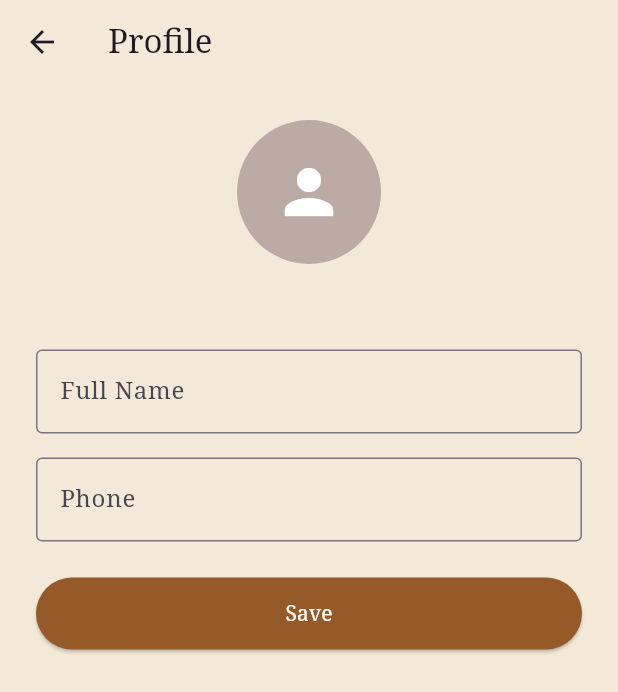
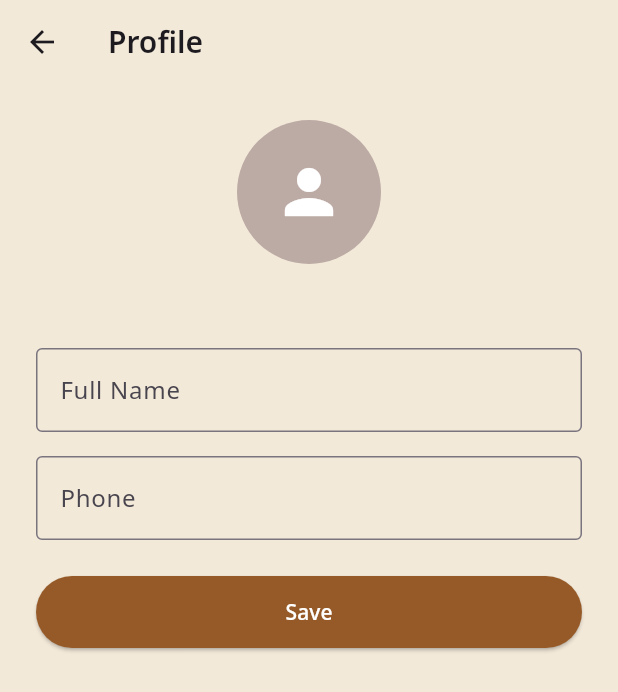
Before and after one commit to Faelayis/CMRU-Drink_Shop, a Flutter app: the screen it shows once a user with an empty profile is signed in, item 4 of the bottom bar chosen, after a tap on "Profile", on a phone screen of 412 x 824 dp. Shown: the top 692 px of the screen. Run offline on Flutter 3.47's test engine with Material 3 defaults, Android fonts, the phone set to English and light mode, and no system bars; our stand-ins replace flutter_dotenv, google_fonts, supabase_flutter; accounts and stored records are empty; network calls fail.

Commit message:
Integrate google_fonts and polish UI

```diff
--- a/lib/main.dart
+++ b/lib/main.dart
@@ -1,8 +1,9 @@
 import 'package:flutter/material.dart';
 import 'package:flutter_dotenv/flutter_dotenv.dart';
 import 'package:supabase_flutter/supabase_flutter.dart';
+import 'package:google_fonts/google_fonts.dart';
 import 'config/env.dart';
-import 'screens/splash/splash_screen.dart'; // เรียกใช้หน้า Splash Screen
+import 'screens/splash/splash_screen.dart';
 
 Future<void> main() async {
   WidgetsFlutterBinding.ensureInitialized();
@@ -27,12 +28,12 @@ class BrewlyApp extends StatelessWidget {
       debugShowCheckedModeBanner: false,
       title: 'Brewly Drink Shop',
       theme: ThemeData(
-        fontFamily: 'Serif', // ตั้งค่าฟอนต์หลัก
-        scaffoldBackgroundColor: const Color(0xFFF3E9D9), // สีพื้นหลังครีม
-        primaryColor: const Color(0xFF965A28), // สีน้ำตาลหลัก
+        fontFamily: GoogleFonts.notoSans().fontFamily,
+        textTheme: GoogleFonts.notoSansTextTheme(),
+        scaffoldBackgroundColor: const Color(0xFFF3E9D9),
+        primaryColor: const Color(0xFF965A28),
         useMaterial3: true,
       ),
-      // กำหนดให้เริ่มทำงานที่หน้า SplashScreen เป็นหน้าแรก
       home: const SplashScreen(),
     );
   }
--- a/lib/screens/main_wrapper.dart
+++ b/lib/screens/main_wrapper.dart
@@ -1,8 +1,8 @@
 import 'package:flutter/material.dart';
 import 'home/home_screen.dart';
 import 'setting/settings_screen.dart';
-import 'menu/menu_screen.dart'; // Import หน้า Menu
-import 'order/order_status_screen.dart'; // Import หน้า Order
+import 'menu/menu_screen.dart';
+import 'order/order_status_screen.dart';
 
 class MainWrapper extends StatefulWidget {
   const MainWrapper({super.key});
@@ -12,40 +12,36 @@ class MainWrapper extends StatefulWidget {
 }
 
 class _MainWrapperState extends State<MainWrapper> {
-  int _selectedIndex = 1; // เริ่มต้นที่หน้า Home (Index 1)
+  int _selectedIndex = 1;
 
-  // รายการหน้าจอครบทั้ง 4 หน้า
   final List<Widget> _pages = [
-    const MenuScreen(), // Index 0: Menu
-    const HomeScreen(), // Index 1: Home
-    const OrderScreen(), // Index 2: Order
-    const SettingScreen(), // Index 3: Setting
+    const MenuScreen(),
+    const HomeScreen(),
+    const OrderScreen(),
+    const SettingScreen(),
   ];
 
   @override
   Widget build(BuildContext context) {
     return Scaffold(
-      // ใช้ Stack เพื่อให้ Bottom Bar ลอยอยู่เหนือเนื้อหา (Overlay)
       body: Stack(
         children: [
-          // Layer 1: เนื้อหาของแต่ละหน้า
           _pages[_selectedIndex],
 
-          // Layer 2: Custom Bottom Navigation Bar
           Positioned(
             left: 20,
             right: 20,
-            bottom: 20, // ระยะห่างจากขอบล่าง
+            bottom: 20,
             child: SafeArea(
               minimum: const EdgeInsets.only(bottom: 12),
               child: Container(
                 height: 70,
                 decoration: BoxDecoration(
-                  color: const Color(0xFF965A28), // สีน้ำตาลเข้ม
-                  borderRadius: BorderRadius.circular(35), // ความโค้งมน
+                  color: const Color(0xFF965A28),
+                  borderRadius: BorderRadius.circular(35),
                   boxShadow: [
                     BoxShadow(
-                      color: Colors.black.withOpacity(0.2), // เงา
+                      color: Colors.black.withOpacity(0.2),
                       blurRadius: 10,
                       offset: const Offset(0, 5),
                     ),
@@ -75,7 +71,6 @@ class _MainWrapperState extends State<MainWrapper> {
     );
   }
 
-  // Widget สำหรับสร้างปุ่มแต่ละอันใน Navigation Bar
   Widget _buildNavItem(IconData icon, String label, int index) {
     bool isSelected = _selectedIndex == index;
 
@@ -98,7 +93,7 @@ class _MainWrapperState extends State<MainWrapper> {
               children: [
                 Icon(
                   icon,
-                  // เปลี่ยนสีตามสถานะการเลือก
+
                   color: isSelected ? Colors.white : Colors.white70,
                   size: 28,
                 ),
--- a/lib/screens/order/order_status_screen.dart
+++ b/lib/screens/order/order_status_screen.dart
@@ -266,8 +266,7 @@ class _OrderScreenState extends State<OrderScreen> {
                                               child: Text(
                                                 '${order.createdAt!.day}/${order.createdAt!.month}/${order.createdAt!.year}',
                                                 style: TextStyle(
-                                                    color:
-                                                        Colors.brown.shade400,
+                                                  color: Colors.brown.shade400,
                                                   fontSize: 12,
                                                 ),
                                               ),
--- a/lib/screens/setting/profile_screen.dart
+++ b/lib/screens/setting/profile_screen.dart
@@ -1,5 +1,6 @@
 import 'package:flutter/material.dart';
 import 'package:supabase_flutter/supabase_flutter.dart';
+import 'package:google_fonts/google_fonts.dart';
 import '../../models/profile.dart';
 
 class ProfileScreen extends StatefulWidget {
@@ -85,7 +86,13 @@ class _ProfileScreenState extends State<ProfileScreen> {
     return Scaffold(
       backgroundColor: const Color(0xFFF3E9D9),
       appBar: AppBar(
-        title: const Text('Profile'),
+        title: Text(
+          'Profile',
+          style: GoogleFonts.notoSans(
+            fontSize: 20,
+            fontWeight: FontWeight.w600,
+          ),
+        ),
         backgroundColor: const Color(0xFFF3E9D9),
         elevation: 0,
       ),
--- a/lib/screens/setting/settings_screen.dart
+++ b/lib/screens/setting/settings_screen.dart
@@ -148,38 +148,6 @@ class _SettingScreenState extends State<SettingScreen> {
         child: Column(
           crossAxisAlignment: CrossAxisAlignment.start,
           children: [
-            Padding(
-              padding: const EdgeInsets.fromLTRB(24, 20, 24, 10),
-              child: Column(
-                crossAxisAlignment: CrossAxisAlignment.start,
-                children: [
-                  IconButton(
-                    icon: const Icon(
-                      Icons.arrow_back,
-                      color: Colors.black87,
-                      size: 28,
-                    ),
-                    onPressed: () {
-                      Navigator.of(context).maybePop();
-                    },
-                    padding: EdgeInsets.zero,
-                    constraints: const BoxConstraints(),
-                  ),
-                  const SizedBox(height: 20),
-                  const Text(
-                    "Setting",
-                    style: TextStyle(
-                      fontSize: 32,
-                      fontWeight: FontWeight.bold,
-                      fontFamily: 'Serif',
-                      color: Colors.black,
-                    ),
-                  ),
-                ],
-              ),
-            ),
-
-            const SizedBox(height: 10),
             Expanded(
               child: Container(
                 decoration: const BoxDecoration(
--- a/lib/screens/splash/splash_screen.dart
+++ b/lib/screens/splash/splash_screen.dart
@@ -1,7 +1,7 @@
 import 'package:flutter/material.dart';
 import 'package:supabase_flutter/supabase_flutter.dart';
 import '../../auth/login/login_screen.dart';
-import '../main_wrapper.dart'; // import หน้า MainWrapper (ตรวจสอบ path ให้ตรงกับโปรเจกต์จริง)
+import '../main_wrapper.dart';
 
 class SplashScreen extends StatefulWidget {
   const SplashScreen({super.key});
@@ -34,45 +34,36 @@ class _SplashScreenState extends State<SplashScreen> {
   @override
   Widget build(BuildContext context) {
     return Scaffold(
-      backgroundColor: const Color(0xFFF3E9D9), // สีพื้นหลังครีม
+      backgroundColor: const Color(0xFFF3E9D9),
       body: Stack(
         children: [
-          // ส่วนเนื้อหาตรงกลาง (โลโก้ + ข้อความ)
           Center(
             child: Column(
               mainAxisAlignment: MainAxisAlignment.center,
               children: [
-                // 1. โลโก้ (จำลองเมล็ดกาแฟ + กล่อง 3D)
                 SizedBox(
                   width: 280,
                   height: 280,
                   child: Stack(
                     alignment: Alignment.center,
                     children: [
-                      // พื้นหลังเมล็ดกาแฟ (Placeholder)
                       Container(
                         width: 260,
                         height: 260,
                         decoration: BoxDecoration(
                           shape: BoxShape.circle,
-                          color: Colors.brown.shade800, // แทนกลุ่มเมล็ดกาแฟ
+                          color: Colors.brown.shade800,
                           image: const DecorationImage(
-                            // ในโปรเจกต์จริง ใช้ Image.asset('assets/images/coffee_beans_bg.png')
-                            image: NetworkImage(
-                              'https://via.placeholder.com/260/3e2723/FFFFFF?text=Coffee+Beans',
-                            ),
+                            image: NetworkImage(''),
                             fit: BoxFit.cover,
                           ),
                         ),
                       ),
-                      // โลโก้ Brewly ตรงกลาง
                       Container(
                         width: 140,
                         height: 140,
                         decoration: BoxDecoration(
-                          color: const Color(
-                            0xFFC69C6D,
-                          ), // สีน้ำตาลอ่อนของโลโก้
+                          color: const Color(0xFFC69C6D),
                           borderRadius: BorderRadius.circular(35),
                           boxShadow: [
                             BoxShadow(
@@ -85,16 +76,12 @@ class _SplashScreenState extends State<SplashScreen> {
                         child: const Column(
                           mainAxisAlignment: MainAxisAlignment.center,
                           children: [
-                            Icon(
-                              Icons.coffee,
-                              size: 60,
-                              color: Colors.white,
-                            ), // แทนรูปแก้วยิ้ม
+                            Icon(Icons.coffee, size: 60, color: Colors.white),
                             SizedBox(height: 5),
                             Text(
                               "Brewly",
                               style: TextStyle(
-                                fontFamily: 'Cursive', // หรือฟอนต์ลายมืออื่นๆ
+                                fontFamily: 'Cursive',
                                 fontSize: 24,
                                 color: Color(0xFF5D4037),
                                 fontWeight: FontWeight.bold,
@@ -109,7 +96,6 @@ class _SplashScreenState extends State<SplashScreen> {
 
                 const SizedBox(height: 40),
 
-                // 2. ข้อความ "Brewly CoffeE" แบบมีขอบ (Outlined Text Style)
                 _buildOutlinedText("Brewly", fontSize: 60),
                 const SizedBox(height: 10),
                 _buildOutlinedText("CoffeE", fontSize: 50),
@@ -117,20 +103,16 @@ class _SplashScreenState extends State<SplashScreen> {
             ),
           ),
 
-          // 3. รูปแก้วเครื่องดื่มมุมซ้ายล่าง
           Positioned(
             left: 20,
             bottom: 40,
             child: Container(
               height: 180,
               width: 120,
-              // ในโปรเจกต์จริง ใช้ Image.asset('assets/images/caramel_drink.png')
               decoration: const BoxDecoration(
                 color: Colors.transparent,
                 image: DecorationImage(
-                  image: NetworkImage(
-                    'https://via.placeholder.com/150x200/transparent/brown?text=Drink',
-                  ),
+                  image: NetworkImage(''),
                   fit: BoxFit.contain,
                 ),
               ),
@@ -141,16 +123,14 @@ class _SplashScreenState extends State<SplashScreen> {
     );
   }
 
-  // ฟังก์ชันสร้างข้อความแบบมีขอบ (Outline Text Effect)
   Widget _buildOutlinedText(String text, {required double fontSize}) {
     return Stack(
       children: [
-        // ขอบสีดำ (วาดข้อความซ้อนกันโดยใช้ Stroke)
         Text(
           text,
           style: TextStyle(
             fontSize: fontSize,
-            fontFamily: 'Serif', // ใช้ฟอนต์หลักของแอป
+            fontFamily: 'Serif',
             fontWeight: FontWeight.w900,
             letterSpacing: 2,
             foreground: Paint()
@@ -159,7 +139,6 @@ class _SplashScreenState extends State<SplashScreen> {
               ..color = Colors.black,
           ),
         ),
-        // สีเนื้อใน (สีขาว)
         Text(
           text,
           style: TextStyle(
--- a/pubspec.yaml
+++ b/pubspec.yaml
@@ -12,6 +12,7 @@ dependencies:
   cupertino_icons: ^1.0.8
   flutter_dotenv: ^6.0.0
   supabase_flutter: ^2.12.0
+  google_fonts: ^8.0.1
 
 dev_dependencies:
   flutter_test:
```
Also changed, not shown: lib/auth/admin/admin_screen.dart (+10 -8 lines), lib/auth/register/register_screen.dart (+8 -1 lines), lib/screens/home/home_screen.dart (+23 -21 lines), lib/screens/product_detail/product_detail_screen.dart (+26 -17 lines), lib/screens/menu/menu_screen.dart (indentation only), pubspec.lock. Lines whose indentation alone changed are shown as unchanged.
